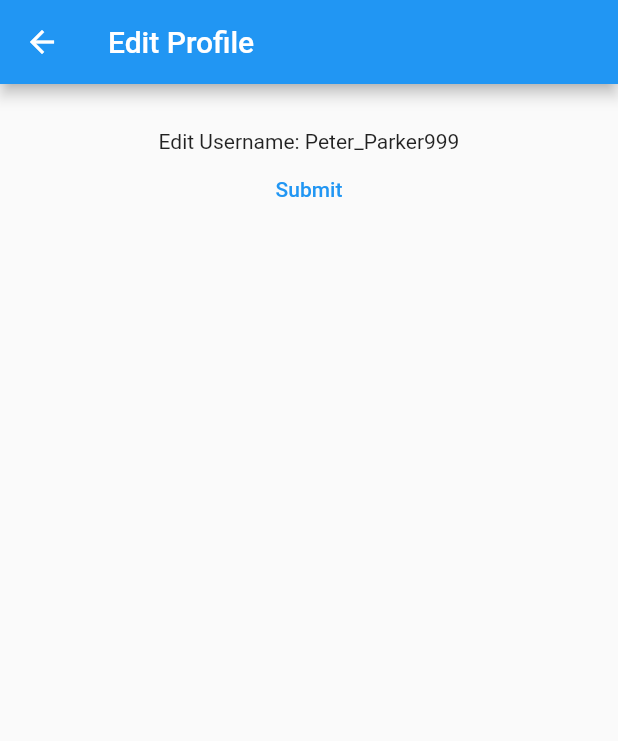
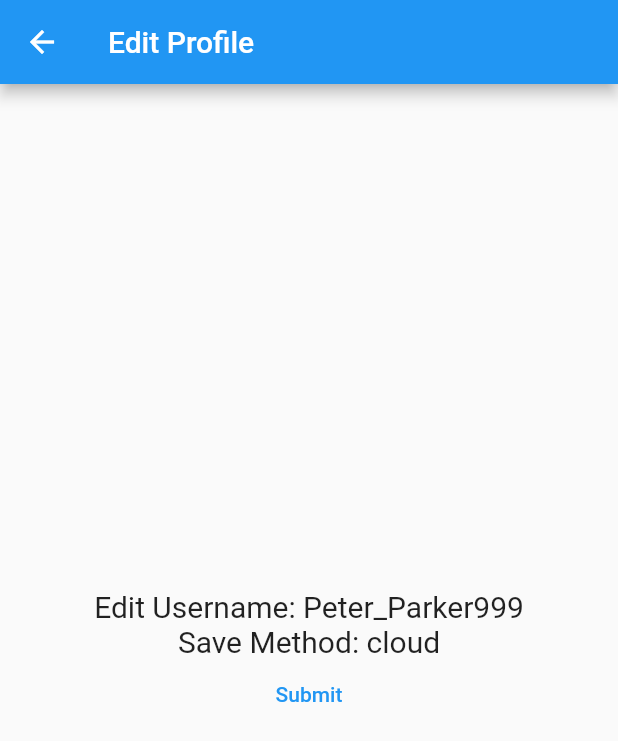
Before and after one commit to adadesions/SSRU_Flutter, a Flutter app: the ProfilePage screen opened by its route, after a tap on "Edit", on a phone screen of 412 x 824 dp. Shown: the top 741 px of the screen. Run offline on Flutter 3.47's test engine with Material 2 defaults, Android fonts, the light colour scheme and no system bars; our stand-ins replace go_router.

```diff
--- a/navigation_app/lib/pages/edit_profile_page.dart
+++ b/navigation_app/lib/pages/edit_profile_page.dart
@@ -15,6 +15,10 @@ class EditProfilePage extends StatefulWidget {
 }
 
 class _EditProfileState extends State<EditProfilePage> {
+  final TextStyle bodyStyle = const TextStyle(
+    fontSize: 20,
+  );
+
   @override
   Widget build(BuildContext context) {
     return Scaffold(
@@ -23,9 +27,16 @@ class _EditProfileState extends State<EditProfilePage> {
         child: Padding(
           padding: const EdgeInsets.all(30),
           child: Column(
-            mainAxisAlignment: MainAxisAlignment.start,
+            mainAxisAlignment: MainAxisAlignment.center,
             children: <Widget>[
-              Text('Edit Username: ${widget.username}'),
+              Text(
+                'Edit Username: ${widget.username}',
+                style: bodyStyle,
+              ),
+              Text(
+                'Save Method: ${widget.saveMethod}',
+                style: bodyStyle,
+              ),
               TextButton(
                   onPressed: () => context.go('/profile'),
                   child: const Text("Submit")),
--- a/navigation_app/lib/pages/profile_page.dart
+++ b/navigation_app/lib/pages/profile_page.dart
@@ -21,7 +21,7 @@ class _ProfileStates extends State<ProfilePage> {
         child: Column(
           mainAxisAlignment: MainAxisAlignment.center,
           children: <Widget>[
-            Text("Username: $_username"),
+            Text("Username: $_username", style: const TextStyle(fontSize: 24)),
             Row(
               mainAxisAlignment: MainAxisAlignment.center,
               children: <Widget>[
@@ -29,7 +29,8 @@ class _ProfileStates extends State<ProfilePage> {
                     onPressed: () => context.go('/'),
                     child: const Text("Home")),
                 TextButton(
-                    onPressed: () => context.go('/editProfile/$_username'),
+                    onPressed: () =>
+                        context.go('/editProfile/$_username?saveMethod=cloud'),
                     child: const Text("Edit")),
               ],
             ),
```
